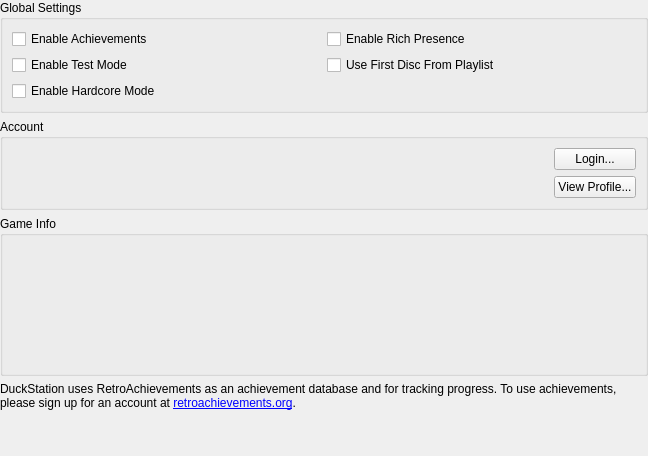
Qt form src/duckstation-qt/achievementsettingswidget.ui (kofxi3584karlayang/duckstation) before a commit.
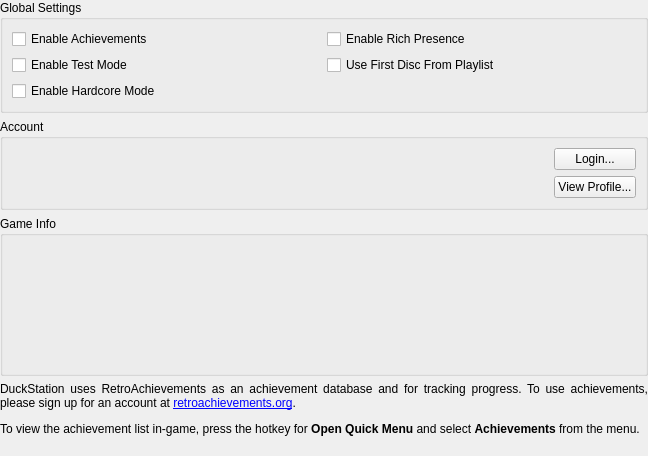
The same form after that commit.

Commit message: Qt: Add note about quick menu to achievement settings

What changed in the file:
```diff
--- a/src/duckstation-qt/achievementsettingswidget.ui
+++ b/src/duckstation-qt/achievementsettingswidget.ui
@@ -129,7 +129,7 @@
    <item>
     <widget class="QLabel" name="label">
      <property name="text">
-      <string>&lt;html&gt;&lt;head/&gt;&lt;body&gt;&lt;p&gt;DuckStation uses RetroAchievements as an achievement database and for tracking progress. To use achievements, please sign up for an account at &lt;a href=&quot;https://retroachievements.org/&quot;&gt;&lt;span style=&quot; text-decoration: underline; color:#0000ff;&quot;&gt;retroachievements.org&lt;/span&gt;&lt;/a&gt;.&lt;/p&gt;&lt;/body&gt;&lt;/html&gt;</string>
+      <string>&lt;html&gt;&lt;head/&gt;&lt;body&gt;&lt;p align=&quot;justify&quot;&gt;DuckStation uses RetroAchievements as an achievement database and for tracking progress. To use achievements, please sign up for an account at &lt;a href=&quot;https://retroachievements.org/&quot;&gt;&lt;span style=&quot; text-decoration: underline; color:#0000ff;&quot;&gt;retroachievements.org&lt;/span&gt;&lt;/a&gt;.&lt;/p&gt;&lt;p align=&quot;justify&quot;&gt;To view the achievement list in-game, press the hotkey for &lt;span style=&quot; font-weight:600;&quot;&gt;Open Quick Menu&lt;/span&gt; and select &lt;span style=&quot; font-weight:600;&quot;&gt;Achievements&lt;/span&gt; from the menu.&lt;/p&gt;&lt;/body&gt;&lt;/html&gt;</string>
      </property>
      <property name="textFormat">
       <enum>Qt::RichText</enum>
@@ -137,6 +137,9 @@
      <property name="wordWrap">
       <bool>true</bool>
      </property>
+     <property name="margin">
+      <number>8</number>
+     </property>
      <property name="openExternalLinks">
       <bool>true</bool>
      </property>
```
